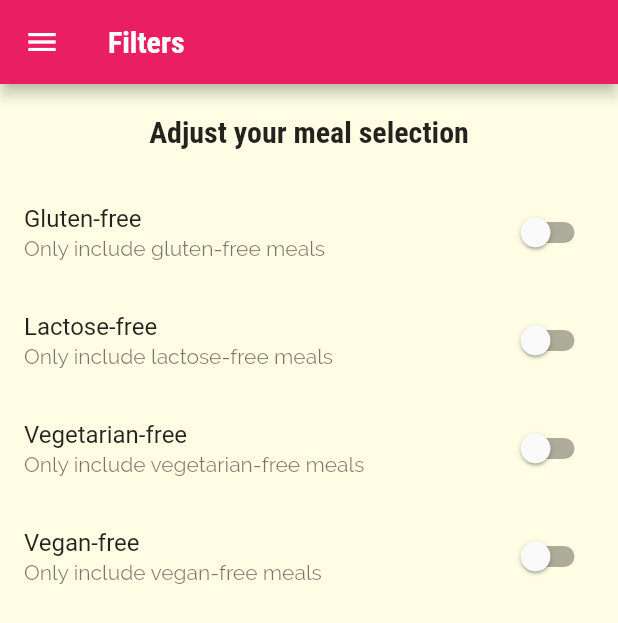
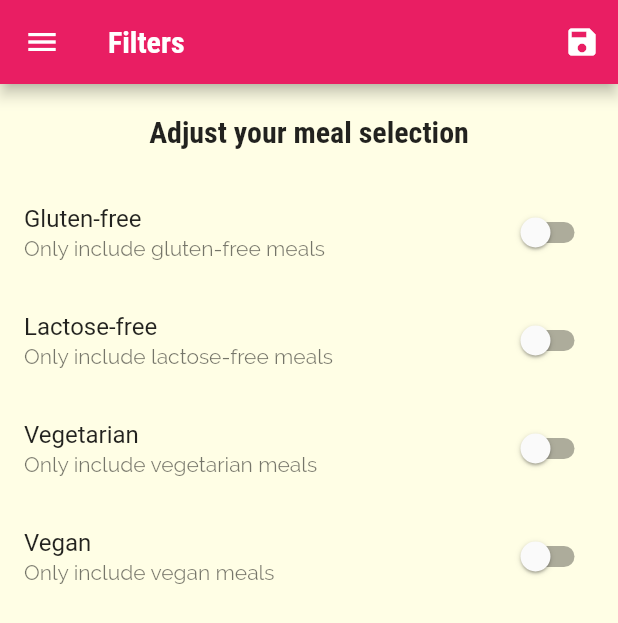
Before and after one commit to mauvecrow/meals_app, a Flutter app: the FiltersScreen screen opened by its route, on a phone screen of 412 x 824 dp. Shown: the top 623 px of the screen. Run offline on Flutter 3.47's test engine with Material 2 defaults, Android fonts, the phone set to English and light mode, and no system bars.

Commit message:
Finish filtering logic -refactored main to be able to pass data from filter screen to category screen

```diff
--- a/lib/main.dart
+++ b/lib/main.dart
@@ -4,13 +4,51 @@ import './screens/categories_screen.dart';
 import './screens/meal_detail_screen.dart';
 import './screens/tab_screen.dart';
 import './screens/filters_screen.dart';
+import './models/meal.dart';
+import './dummy_data.dart';
 
 void main() {
   runApp(const MyApp());
 }
 
-class MyApp extends StatelessWidget {
+class MyApp extends StatefulWidget {
   const MyApp({Key? key}) : super(key: key);
+
+  @override
+  State<MyApp> createState() => _MyAppState();
+}
+
+class _MyAppState extends State<MyApp> {
+  // can improve by creating a model object to replace the map
+  Map<String, bool> _filters = {
+    'gluten': false,
+    'lactose': false,
+    'vegan': false,
+    'vegetarian': false,
+  };
+
+  List<Meal> _availableMeals = DUMMY_MEALS;
+
+  void _setFilters(Map<String, bool> filterData) {
+    setState(() {
+      _filters = filterData;
+      _availableMeals = DUMMY_MEALS.where((meal) {
+        if (_filters['gluten']! && !meal.isGlutenFree) {
+          return false;
+        }
+        if (_filters['lactose']! && !meal.isLactoseFree) {
+          return false;
+        }
+        if (_filters['vegan']! && !meal.isVegan) {
+          return false;
+        }
+        if (_filters['vegetarian']! && !meal.isVegetarian) {
+          return false;
+        }
+        return true;
+      }).toList();
+    });
+  }
 
   @override
   Widget build(BuildContext context) {
@@ -40,9 +78,10 @@ class MyApp extends StatelessWidget {
       ),
       home: const TabsScreen(),
       routes: {
-        CategoryMealsScreen.routeName: (ctx) => const CategoryMealsScreen(),
+        CategoryMealsScreen.routeName: (ctx) =>
+            CategoryMealsScreen(_availableMeals),
         MealDetailScreen.routeName: (ctx) => const MealDetailScreen(),
-        FiltersScreen.routeName: (ctx) => const FiltersScreen(),
+        FiltersScreen.routeName: (ctx) => FiltersScreen(_filters, _setFilters),
       },
       // onGenerateRoute: (settings) {
       //   print(settings.arguments);
--- a/lib/screens/category_meals_screen.dart
+++ b/lib/screens/category_meals_screen.dart
@@ -1,11 +1,11 @@
 import 'package:flutter/material.dart';
 import '../widgets/meal_item.dart';
 import '../models/meal.dart';
-import '../dummy_data.dart';
 
 class CategoryMealsScreen extends StatefulWidget {
   static const routeName = '/category-meals';
-  const CategoryMealsScreen({Key? key}) : super(key: key);
+  final List<Meal> availableMeals;
+  const CategoryMealsScreen(this.availableMeals, {Key? key}) : super(key: key);
 
   @override
   State<CategoryMealsScreen> createState() => _CategoryMealsScreenState();
@@ -30,7 +30,7 @@ class _CategoryMealsScreenState extends State<CategoryMealsScreen> {
           ModalRoute.of(context)?.settings.arguments as Map<String, String>;
       final categoryId = routeArgs['id'];
       categoryTitle = routeArgs['title'] as String;
-      categoryMeals = DUMMY_MEALS
+      categoryMeals = widget.availableMeals
           .where((meal) => meal.categories.contains(categoryId))
           .toList();
       _loadedInitData = true;
--- a/lib/screens/filters_screen.dart
+++ b/lib/screens/filters_screen.dart
@@ -2,7 +2,11 @@ import 'package:flutter/material.dart';
 import '../widgets/main_drawer.dart';
 
 class FiltersScreen extends StatefulWidget {
-  const FiltersScreen({Key? key}) : super(key: key);
+  final Function saveFilters;
+  final Map<String, bool> currentFilters;
+
+  const FiltersScreen(this.currentFilters, this.saveFilters, {Key? key})
+      : super(key: key);
 
   static const routeName = '/filters';
 
@@ -15,6 +19,15 @@ class _FiltersScreenState extends State<FiltersScreen> {
   bool _vegetarianFree = false;
   bool _veganFree = false;
   bool _lactoseFree = false;
+
+  @override
+  initState() {
+    super.initState();
+    _glutenFree = widget.currentFilters['gluten']!;
+    _lactoseFree = widget.currentFilters['lactose']!;
+    _vegetarianFree = widget.currentFilters['vegetarian']!;
+    _veganFree = widget.currentFilters['vegan']!;
+  }
 
   Widget _buildSwitchTileList(String title, String description,
       bool currentValue, ValueChanged updateValue) {
@@ -29,9 +42,19 @@ class _FiltersScreenState extends State<FiltersScreen> {
   @override
   Widget build(BuildContext context) {
     return Scaffold(
-      appBar: AppBar(
-        title: const Text('Filters'),
-      ),
+      appBar: AppBar(title: const Text('Filters'), actions: [
+        IconButton(
+            onPressed: () {
+              Map<String, bool> selectedFilters = {
+                'gluten': _glutenFree,
+                'lactose': _lactoseFree,
+                'vegan': _veganFree,
+                'vegetarian': _vegetarianFree,
+              };
+              widget.saveFilters(selectedFilters);
+            },
+            icon: const Icon(Icons.save)),
+      ]),
       body: Column(
         children: [
           Container(
@@ -53,13 +76,13 @@ class _FiltersScreenState extends State<FiltersScreen> {
                     _lactoseFree,
                     (newValue) => setState(() => _lactoseFree = newValue)),
                 _buildSwitchTileList(
-                    "Vegetarian-free",
-                    'Only include vegetarian-free meals',
+                    "Vegetarian",
+                    'Only include vegetarian meals',
                     _vegetarianFree,
                     (newValue) => setState(() => _vegetarianFree = newValue)),
                 _buildSwitchTileList(
-                    "Vegan-free",
-                    'Only include vegan-free meals',
+                    "Vegan",
+                    'Only include vegan meals',
                     _veganFree,
                     (newValue) => setState(() => _veganFree = newValue)),
               ],
```
